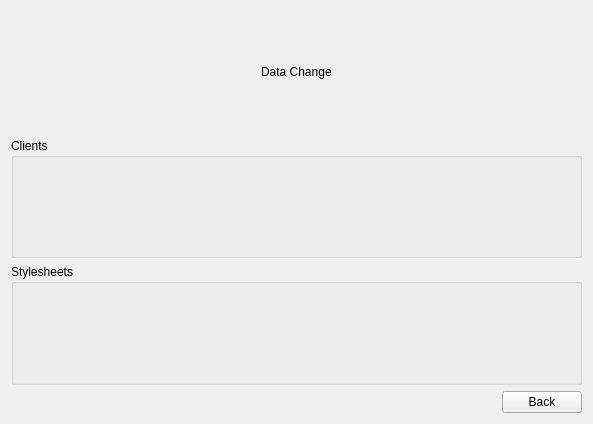
The window that MorePage.ui (MickaelOnTheWave/InvoiceManager) describes before a commit, drawn with Qt 5.
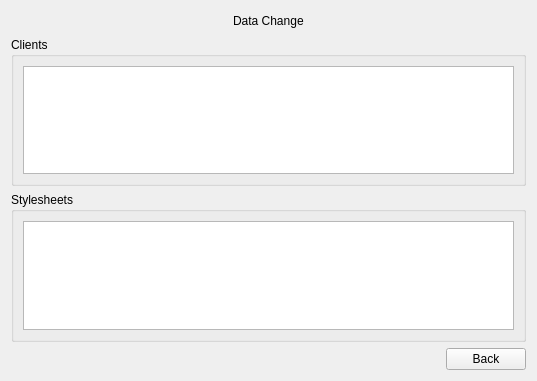
The same window after the commit.

Commit message: First working version of More page. First working view of an SQL table (Clients) in More page.

Patch:
```diff
--- a/MorePage.ui
+++ b/MorePage.ui
@@ -6,8 +6,8 @@
    <rect>
     <x>0</x>
     <y>0</y>
-    <width>593</width>
-    <height>424</height>
+    <width>537</width>
+    <height>381</height>
    </rect>
   </property>
   <property name="windowTitle">
@@ -56,6 +56,11 @@
      <property name="title">
       <string>Clients</string>
      </property>
+     <layout class="QVBoxLayout" name="verticalLayout_2">
+      <item>
+       <widget class="QTableView" name="clientsView"/>
+      </item>
+     </layout>
     </widget>
    </item>
    <item>
@@ -63,6 +68,11 @@
      <property name="title">
       <string>Stylesheets</string>
      </property>
+     <layout class="QVBoxLayout" name="verticalLayout_3">
+      <item>
+       <widget class="QListView" name="stylesheetsView"/>
+      </item>
+     </layout>
     </widget>
    </item>
    <item>
```
The commit also changes 6 other files.
